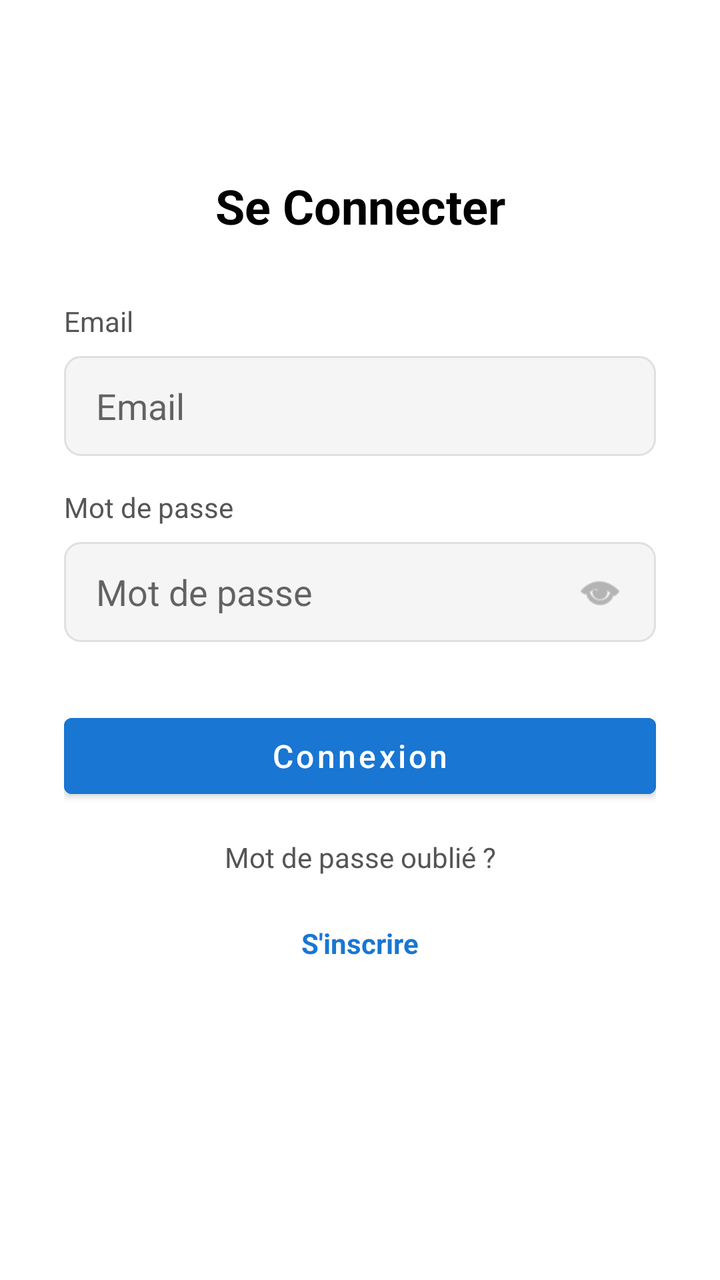
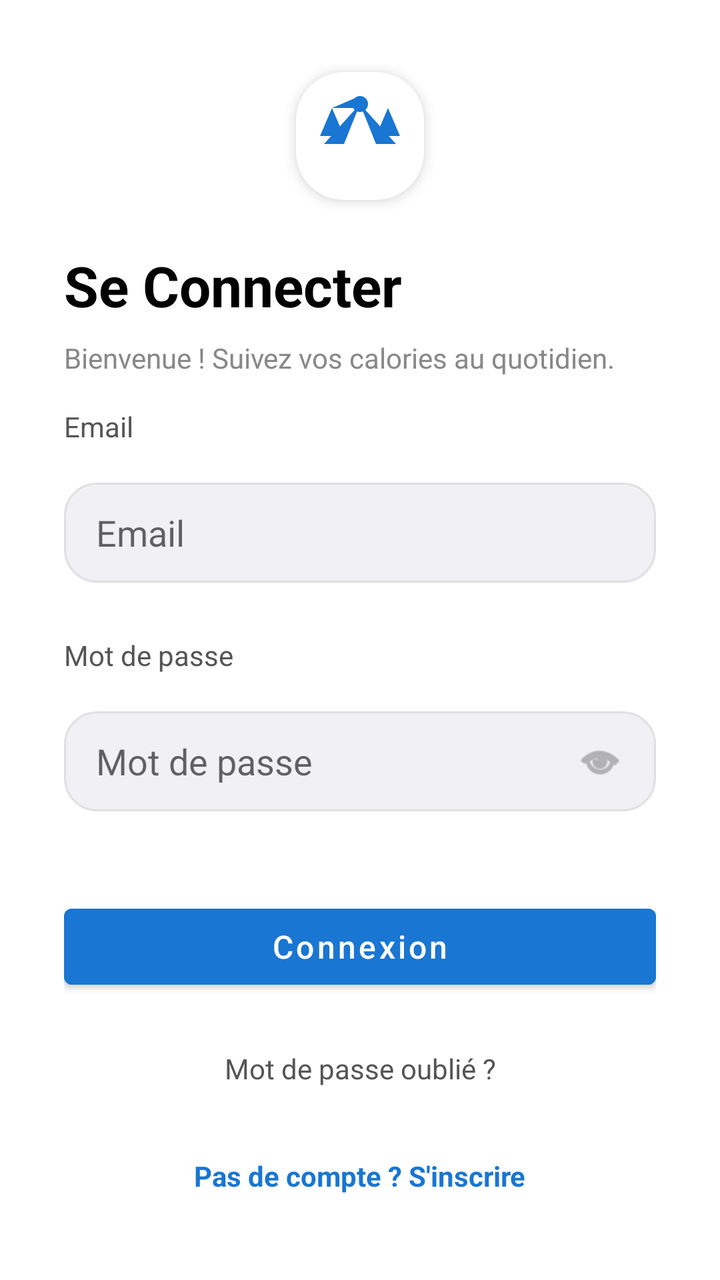

An Android layout rendered at two revisions. The XML below is the earlier revision; the diff shows what the commit changed to produce the second picture.
<!-- AndroidManifest.xml: application theme Theme.CaloriesTracker -->
<!-- res/layout/fragment_login.xml -->
<?xml version="1.0" encoding="utf-8"?>
<androidx.constraintlayout.widget.ConstraintLayout xmlns:android="http://schemas.android.com/apk/res/android"
    xmlns:app="http://schemas.android.com/apk/res-auto"
    android:layout_width="match_parent"
    android:layout_height="match_parent"
    android:background="#FFFFFF"
    android:padding="32dp">

    <TextView
        android:id="@+id/tvLoginTitle"
        android:layout_width="wrap_content"
        android:layout_height="wrap_content"
        android:text="Se Connecter"
        android:textColor="#000000"
        android:textSize="24sp"
        android:textStyle="bold"
        app:layout_constraintBottom_toTopOf="@+id/tvEmailLabel"
        app:layout_constraintEnd_toEndOf="parent"
        app:layout_constraintStart_toStartOf="parent"
        app:layout_constraintTop_toTopOf="parent"
        app:layout_constraintVertical_bias="0.3"
        app:layout_constraintVertical_chainStyle="packed" />

    <TextView
        android:id="@+id/tvEmailLabel"
        android:layout_width="wrap_content"
        android:layout_height="wrap_content"
        android:layout_marginTop="32dp"
        android:text="Email"
        android:textColor="#555555"
        android:textSize="14sp"
        app:layout_constraintBottom_toTopOf="@+id/etEmail"
        app:layout_constraintStart_toStartOf="parent"
        app:layout_constraintTop_toBottomOf="@+id/tvLoginTitle" />

    <EditText
        android:id="@+id/etEmail"
        android:layout_width="match_parent"
        android:layout_height="50dp"
        android:layout_marginTop="8dp"
        android:background="@drawable/bg_edittext"
        android:hint="Email"
        android:inputType="textEmailAddress"
        android:paddingStart="16dp"
        android:paddingEnd="16dp"
        app:layout_constraintBottom_toTopOf="@+id/tvPasswordLabel"
        app:layout_constraintTop_toBottomOf="@+id/tvEmailLabel" />

    <TextView
        android:id="@+id/tvPasswordLabel"
        android:layout_width="wrap_content"
        android:layout_height="wrap_content"
        android:layout_marginTop="16dp"
        android:text="Mot de passe"
        android:textColor="#555555"
        android:textSize="14sp"
        app:layout_constraintBottom_toTopOf="@+id/etPassword"
        app:layout_constraintStart_toStartOf="parent"
        app:layout_constraintTop_toBottomOf="@+id/etEmail" />

    <EditText
        android:id="@+id/etPassword"
        android:layout_width="match_parent"
        android:layout_height="50dp"
        android:layout_marginTop="8dp"
        android:background="@drawable/bg_edittext"
        android:hint="Mot de passe"
        android:inputType="textPassword"
        android:paddingStart="16dp"
        android:paddingEnd="48dp"
        app:layout_constraintBottom_toTopOf="@+id/btnLogin"
        app:layout_constraintTop_toBottomOf="@+id/tvPasswordLabel" />

    <ImageView
        android:layout_width="24dp"
        android:layout_height="24dp"
        android:layout_marginEnd="16dp"
        android:src="@android:drawable/ic_menu_view"
        app:tint="#888888"
        app:layout_constraintBottom_toBottomOf="@+id/etPassword"
        app:layout_constraintEnd_toEndOf="@+id/etPassword"
        app:layout_constraintTop_toTopOf="@+id/etPassword" />

    <Button
        android:id="@+id/btnLogin"
        android:layout_width="match_parent"
        android:layout_height="50dp"
        android:layout_marginTop="32dp"
        android:backgroundTint="#1976D2"
        android:text="Connexion"
        android:textAllCaps="false"
        android:textColor="#FFFFFF"
        android:textSize="16sp"
        app:layout_constraintBottom_toTopOf="@+id/tvForgotPassword"
        app:layout_constraintTop_toBottomOf="@+id/etPassword" />

    <TextView
        android:id="@+id/tvForgotPassword"
        android:layout_width="wrap_content"
        android:layout_height="wrap_content"
        android:layout_marginTop="16dp"
        android:text="Mot de passe oublié ?"
        android:textColor="#555555"
        android:textSize="14sp"
        app:layout_constraintBottom_toTopOf="@+id/tvRegister"
        app:layout_constraintEnd_toEndOf="parent"
        app:layout_constraintStart_toStartOf="parent"
        app:layout_constraintTop_toBottomOf="@+id/btnLogin" />

    <TextView
        android:id="@+id/tvRegister"
        android:layout_width="wrap_content"
        android:layout_height="wrap_content"
        android:layout_marginTop="24dp"
        android:text="S'inscrire"
        android:textColor="#1976D2"
        android:textSize="14sp"
        android:textStyle="bold"
        app:layout_constraintBottom_toBottomOf="parent"
        app:layout_constraintEnd_toEndOf="parent"
        app:layout_constraintStart_toStartOf="parent"
        app:layout_constraintTop_toBottomOf="@+id/tvForgotPassword" />

</androidx.constraintlayout.widget.ConstraintLayout>
<!-- resources referenced by this layout -->
<resources>
  <!-- drawable bg_edittext (drawable) -->
  <?xml version="1.0" encoding="utf-8"?>
  <shape xmlns:android="http://schemas.android.com/apk/res/android">
      <solid android:color="#F5F5F5" />
      <stroke android:width="1dp" android:color="#E0E0E0" />
      <corners android:radius="8dp" />
  </shape>
  <style name="Theme.CaloriesTracker" parent="Theme.MaterialComponents.DayNight.DarkActionBar">
          
      </style>
</resources>

<!-- the commit's change to res/layout/fragment_login.xml (unified diff, before → after) -->
@@ -6,20 +6,46 @@
     android:background="#FFFFFF"
     android:padding="32dp">
 
+    <ImageView
+        android:id="@+id/ivLogo"
+        android:layout_width="64dp"
+        android:layout_height="64dp"
+        android:src="@drawable/ic_logo"
+        app:tint="#1976D2"
+        android:background="@drawable/bg_rounded_white"
+        android:padding="8dp"
+        android:elevation="4dp"
+        app:layout_constraintBottom_toTopOf="@+id/tvLoginTitle"
+        app:layout_constraintEnd_toEndOf="parent"
+        app:layout_constraintStart_toStartOf="parent"
+        app:layout_constraintTop_toTopOf="parent"
+        app:layout_constraintVertical_bias="0.2"
+        app:layout_constraintVertical_chainStyle="packed" />
+
     <TextView
         android:id="@+id/tvLoginTitle"
         android:layout_width="wrap_content"
         android:layout_height="wrap_content"
+        android:layout_marginTop="24dp"
         android:text="Se Connecter"
         android:textColor="#000000"
-        android:textSize="24sp"
+        android:textSize="28sp"
         android:textStyle="bold"
+        app:layout_constraintBottom_toTopOf="@+id/tvSubtitle"
+        app:layout_constraintStart_toStartOf="parent"
+        app:layout_constraintTop_toBottomOf="@+id/ivLogo" />
+
+    <TextView
+        android:id="@+id/tvSubtitle"
+        android:layout_width="wrap_content"
+        android:layout_height="wrap_content"
+        android:layout_marginTop="8dp"
+        android:text="Bienvenue ! Suivez vos calories au quotidien."
+        android:textColor="#888888"
+        android:textSize="14sp"
         app:layout_constraintBottom_toTopOf="@+id/tvEmailLabel"
-        app:layout_constraintEnd_toEndOf="parent"
         app:layout_constraintStart_toStartOf="parent"
-        app:layout_constraintTop_toTopOf="parent"
-        app:layout_constraintVertical_bias="0.3"
-        app:layout_constraintVertical_chainStyle="packed" />
+        app:layout_constraintTop_toBottomOf="@+id/tvLoginTitle" />
 
     <TextView
         android:id="@+id/tvEmailLabel"
@@ -112,7 +138,7 @@
         android:layout_width="wrap_content"
         android:layout_height="wrap_content"
         android:layout_marginTop="24dp"
-        android:text="S'inscrire"
+        android:text="Pas de compte ? S'inscrire"
         android:textColor="#1976D2"
         android:textSize="14sp"
         android:textStyle="bold"
<!-- resource entries referenced after the edit -->
@@ -3,12 +3,34 @@
   <!-- drawable bg_edittext (drawable) -->
   <?xml version="1.0" encoding="utf-8"?>
   <shape xmlns:android="http://schemas.android.com/apk/res/android">
-      <solid android:color="#F5F5F5" />
+      <solid android:color="#F0F0F5" />
       <stroke android:width="1dp" android:color="#E0E0E0" />
-      <corners android:radius="8dp" />
+      <corners android:radius="16dp" />
   </shape>
-  <style name="Theme.CaloriesTracker" parent="Theme.MaterialComponents.DayNight.DarkActionBar">
+  <!-- drawable bg_rounded_white (drawable) -->
+  <?xml version="1.0" encoding="utf-8"?>
+  <shape xmlns:android="http://schemas.android.com/apk/res/android">
+      <solid android:color="#FFFFFF" />
+      <corners android:radius="24dp" />
+  </shape>
+  <!-- drawable ic_logo (drawable) -->
+  <vector xmlns:android="http://schemas.android.com/apk/res/android"
+      android:width="100dp"
+      android:height="100dp"
+      android:viewportWidth="24"
+      android:viewportHeight="24">
+    <path
+        android:fillColor="#FFFFFF"
+        android:pathData="M12,2L12,5 L5,5L2,12L8,12L5,5 M12,5L19,5L22,12L16,12L19,5 M12,2L12,22 M8,22L16,22 M10,18L14,18 M12,2A2,2 0,0,1 12,6A2,2 0,0,1 12,2Z"/>
+    
+    <path
+        android:fillColor="#FFFFFF"
+        android:pathData="M12,4 L12,20 M4,20 L20,20 M12,4 L3,14 L8,14 Z M12,4 L21,14 L16,14 Z"/>
+  </vector>
+  <style name="Theme.CaloriesTracker" parent="Theme.MaterialComponents.DayNight.NoActionBar">
           
+          <item name="android:statusBarColor">@android:color/transparent</item>
+          <item name="android:windowLightStatusBar">true</item>
       </style>
 </resources>
 
